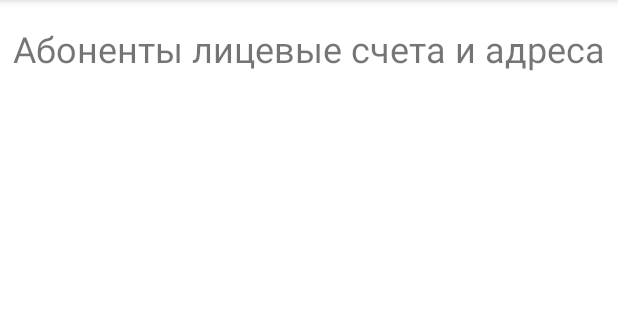
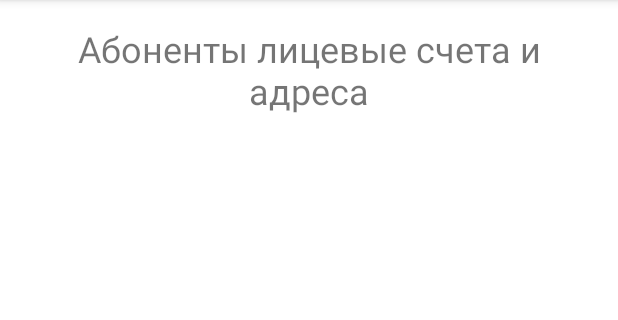
Before and after one commit to nabster-hub/pril, an Android app: the fragment AbonentsFragment shown on its own in the app's theme, on a phone screen of 412 x 824 dp, the part 84-404 px from its top. Run offline under Robolectric (Android 15) with nearby library versions, the phone set to English and light mode, and no system bars; our stand-ins replace Room's generated code.

Commit message:
some works with edit content

```diff
--- a/app/src/main/java/com/example/tateknew/data/MtrDao.kt
+++ b/app/src/main/java/com/example/tateknew/data/MtrDao.kt
@@ -30,7 +30,10 @@ interface MtrDao {
                abonents.updatedAt AS abonent_updatedAt
         FROM mtrs
         JOIN abonents ON mtrs.abonentId = abonents.clientId
-        WHERE mtrs.nobjId = :objectId GROUP BY mtrs.abonentId order by abonent_clientNo
+        WHERE mtrs.nobjId = :objectId GROUP BY mtrs.abonentId
+        ORDER BY abonents.street,
+                    CAST(abonents.home AS INTEGER),
+                    CAST(abonents.flat AS INTEGER)
     """)
     fun getAbonents(objectId: Int): List<MtrWithAbonent>
 
--- a/app/src/main/java/com/example/tateknew/ui/MTR/CameraHandler.kt
+++ b/app/src/main/java/com/example/tateknew/ui/MTR/CameraHandler.kt
@@ -22,6 +22,10 @@ class CameraHandler(private val fragment: Fragment, private val binding: Fragmen
 
     companion object {
         const val REQUEST_TAKE_PHOTO = 1
+    }
+
+    fun setCurrentPhotoPath(path: String?) {
+        currentPhotoPath = path
     }
 
     fun dispatchTakePictureIntent() {
--- a/app/src/main/java/com/example/tateknew/ui/MTR/MTRFragment.kt
+++ b/app/src/main/java/com/example/tateknew/ui/MTR/MTRFragment.kt
@@ -19,6 +19,7 @@ import com.example.tateknew.ui.getData.OnAbonentClickListener
 class MTRFragment : Fragment() {
 
     private var abonentId: Long = 0
+    private var nobjId: Int = 0
     private lateinit var binding: FragmentMtrBinding
     private lateinit var mtrAdapter: MtrAdapter
     private val mtrList: List<MtrEntity> = listOf()
@@ -27,6 +28,7 @@ class MTRFragment : Fragment() {
         super.onCreate(savedInstanceState)
         arguments?.let {
             abonentId = it.getLong("abonentId")
+            nobjId = it.getInt("nobjId")
         }
         println("mtr fragment ${abonentId.toString()}")
     }
--- a/app/src/main/java/com/example/tateknew/ui/MTR/MtrDetailFragment.kt
+++ b/app/src/main/java/com/example/tateknew/ui/MTR/MtrDetailFragment.kt
@@ -30,6 +30,7 @@ import com.example.tateknew.utils.PermissionUtils
 import kotlinx.coroutines.Dispatchers
 import kotlinx.coroutines.launch
 import kotlinx.coroutines.withContext
+import java.io.File
 import java.util.Date
 
 class MtrDetailFragment : Fragment() {
@@ -49,6 +50,7 @@ class MtrDetailFragment : Fragment() {
         private const val REQUEST_CAMERA_PERMISSION = 101
         private val LOCATION_PERMISSION_REQUEST_CODE = 102
     }
+
 
     override fun onCreateView(
         inflater: LayoutInflater, container: ViewGroup?,
@@ -164,8 +166,7 @@ class MtrDetailFragment : Fragment() {
         val currentReadingText = binding.currentReading.text.toString()
         val currentReading = currentReadingText.toBigDecimalOrNull()
         val photoPath = cameraHandler.getCurrentPhotoPath() // Получаем путь к фото
-        Log.d("photoPath", photoPath!!)
-        if (photoPath.isNullOrEmpty()) {  // Обработка случая, когда photoPath может быть null или пустым
+        if (photoPath.isNullOrEmpty() || !File(photoPath).exists()) {  // Обработка случая, когда photoPath может быть null или пустым
             Toast.makeText(context, "Необходимо сделать фото", Toast.LENGTH_SHORT).show()
             return
         }
@@ -257,6 +258,7 @@ class MtrDetailFragment : Fragment() {
                 latitude = reading.latitude
                 longitude = reading.longitude
                 isPhotoTaken = true
+                cameraHandler.setCurrentPhotoPath(reading.photoPath)
             }
         }
     }
--- a/app/src/main/res/layout/fragment_abonents_detail.xml
+++ b/app/src/main/res/layout/fragment_abonents_detail.xml
@@ -8,11 +8,13 @@
 
     <TextView
         android:id="@+id/abonentsDetail"
-        android:layout_width="wrap_content"
+        android:layout_width="match_parent"
         android:layout_height="wrap_content"
         android:text="Абоненты лицевые счета и адреса"
+        android:textAlignment="center"
         android:textSize="24sp"
         android:layout_marginTop="16dp"
+        android:layout_marginHorizontal="16dp"
         app:layout_constraintTop_toTopOf="parent"
         app:layout_constraintStart_toStartOf="parent"
         app:layout_constraintEnd_toEndOf="parent" />
--- a/app/src/main/res/navigation/mobile_navigation.xml
+++ b/app/src/main/res/navigation/mobile_navigation.xml
@@ -58,7 +58,8 @@
             app:popUpToInclusive="false" />
         <argument
             android:name="abonentId"
-            app:argType="long" />
+            app:argType="long"
+            />
     </fragment>
     <fragment
         android:id="@+id/mtrDetailFragment"
```
Also changed, not shown: app/src/main/res/layout/fragment_object_list.xml (+4 -3 lines).
